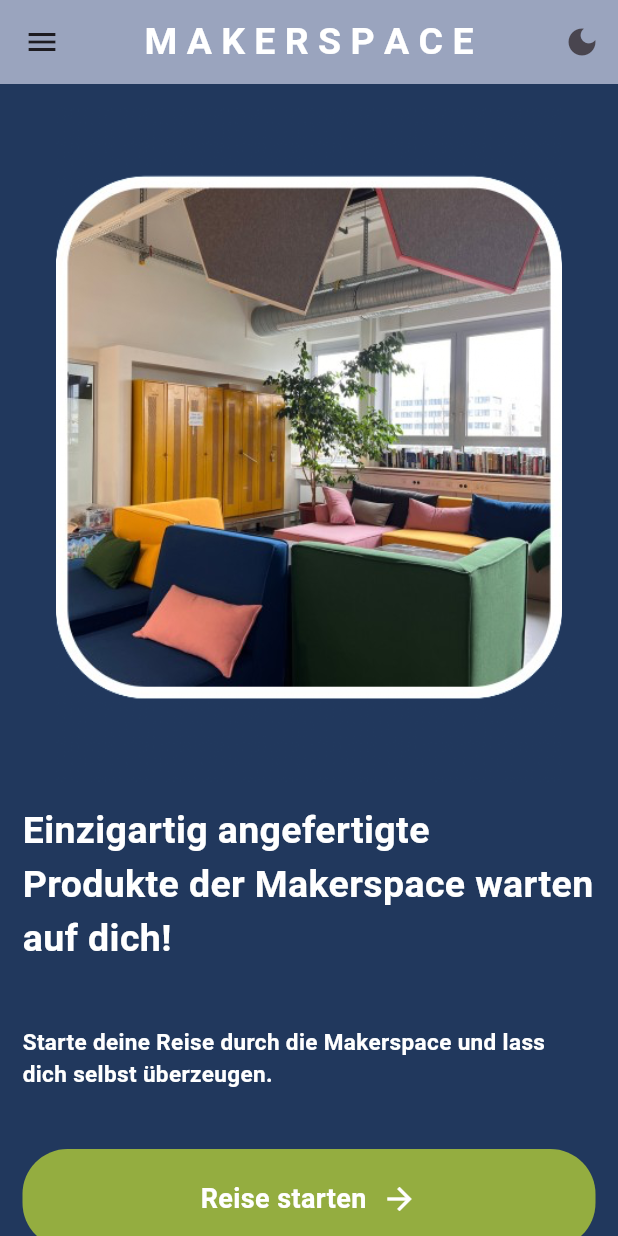
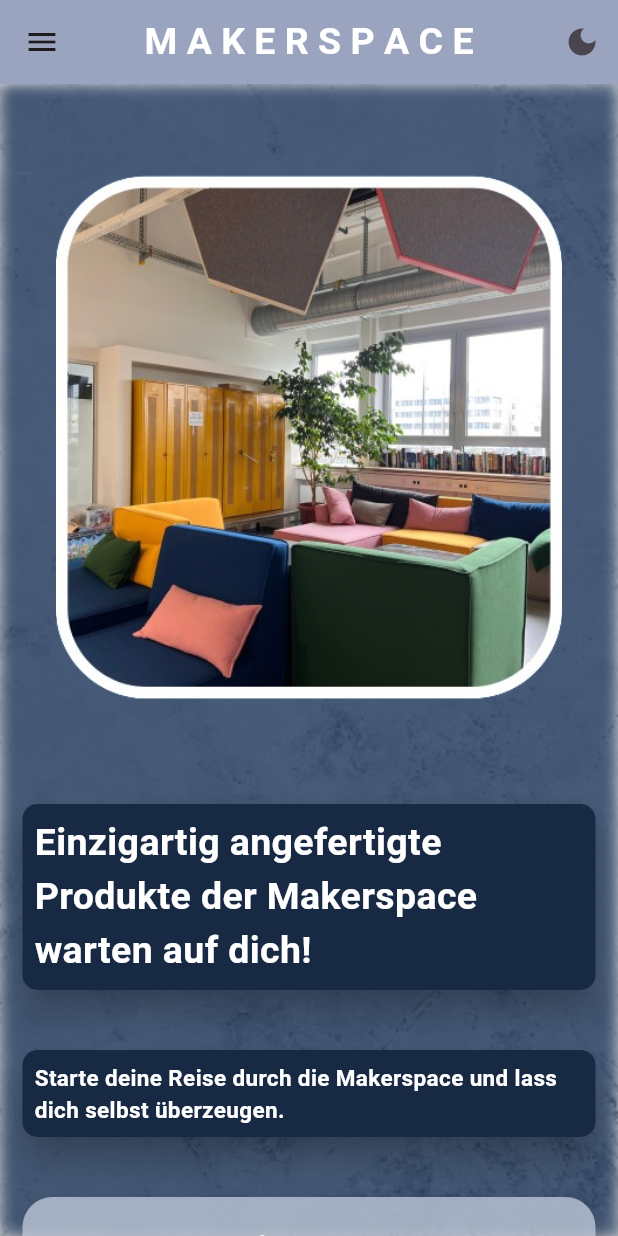
Before and after one commit to gamze1806/Rub_Face, a Flutter app: the screen it shows after launch, on a phone screen of 412 x 824 dp. Run offline on Flutter 3.47's test engine with Material 3 defaults, Android fonts, the phone set to English and light mode, and no system bars.

Commit message:
changed background from startPage and darkMode

```diff
--- a/lib/components/button.dart
+++ b/lib/components/button.dart
@@ -14,11 +14,29 @@ class MyButton extends StatelessWidget {
   Widget build(BuildContext context) {
     return GestureDetector(
       onTap: event,
-      child: Container(
+      child: Material(
+        elevation: 10.0,
+        borderRadius: BorderRadius.circular(20),
+        color: Color.fromARGB(207, 186, 197, 214),
+        child: Container(
+          padding: EdgeInsets.all(20),
+          child: Row(
+            mainAxisAlignment: MainAxisAlignment.center,
+            children: [
+              Text(
+                myText,
+                style: TextStyle(
+                  color: Colors.white,
+                  fontSize: 18,
+                  fontWeight: FontWeight.bold,
+                ),
+              ),
+              /*child: Container(
         padding: EdgeInsets.all(20),
         decoration: BoxDecoration(
-            color: Color.fromARGB(255, 148, 173, 64),
-            borderRadius: BorderRadius.circular(30)),
+            color: Color.fromARGB(207, 186, 197, 214),
+            borderRadius: BorderRadius.circular(20)),
+
         child: Row(
           mainAxisAlignment: MainAxisAlignment.center,
           children: [
@@ -36,6 +54,9 @@ class MyButton extends StatelessWidget {
               color: Colors.white,
             ),
           ],
+        ),*/
+            ],
+          ),
         ),
       ),
     );
--- a/lib/pages/start_page.dart
+++ b/lib/pages/start_page.dart
@@ -1,3 +1,6 @@
+import 'dart:math';
+import 'dart:ui';
+
 import 'package:flutter/material.dart';
 import 'package:rub_face/components/button.dart';
 
@@ -39,8 +42,26 @@ class _StartPageState extends State<StartPage> {
       ),
       backgroundColor:
           _isDarkMode ? Colors.black : Color.fromARGB(255, 33, 56, 93),
-      body: SafeArea(
-        child: Column(
+      body: Stack(
+        fit: StackFit.expand,
+        children: [
+          Transform.rotate(
+            angle: 45 * (pi / 1.5), // Rotationswinkel in Grad
+            child: Image.asset(
+              "lib/images/BG7.png", // Pfad zu deinem Hintergrundbild
+              fit: BoxFit.cover,
+            ),
+          ),
+          // Verblasenes Hintergrundbild
+          ImageFiltered(
+            imageFilter: ImageFilter.blur(sigmaX: 5.0, sigmaY: 5.0),
+            child: Container(
+              color: _isDarkMode
+                  ? Color.fromARGB(255, 0, 5, 14).withOpacity(0.8)
+                  : Color.fromARGB(255, 33, 56, 93).withOpacity(0.8),
+            ),
+          ),
+          Column(
             crossAxisAlignment: CrossAxisAlignment.start,
             children: [
               SizedBox(height: 15),
@@ -53,6 +74,14 @@ class _StartPageState extends State<StartPage> {
               SizedBox(height: 15),
               Padding(
                 padding: const EdgeInsets.symmetric(horizontal: 15.0),
+                child: Material(
+                  //decoration: BoxDecoration(
+                  elevation: 10,
+                  color: Color.fromARGB(255, 24, 41, 68),
+                  borderRadius: BorderRadius.circular(10),
+                  //),
+                  child: Padding(
+                    padding: const EdgeInsets.all(8.0),
                     child: Text(
                       "Einzigartig angefertigte Produkte der Makerspace warten auf dich!",
                       style: TextStyle(
@@ -62,15 +91,27 @@ class _StartPageState extends State<StartPage> {
                       ),
                     ),
                   ),
+                ),
+              ),
               SizedBox(height: 40),
               Padding(
                 padding: const EdgeInsets.symmetric(horizontal: 15.0),
+                child: Material(
+                  //decoration: BoxDecoration(
+                  elevation: 10,
+                  color: Color.fromARGB(255, 24, 41, 68),
+                  borderRadius: BorderRadius.circular(10),
+                  //),
+                  child: Padding(
+                    padding: const EdgeInsets.all(8.0),
                     child: Text(
                       "Starte deine Reise durch die Makerspace und lass dich selbst überzeugen.",
                       style: TextStyle(
                         fontSize: 15,
                         fontWeight: FontWeight.bold,
                         color: Colors.white,
+                      ),
+                    ),
                   ),
                 ),
               ),
@@ -84,6 +125,7 @@ class _StartPageState extends State<StartPage> {
               ),
             ],
           ),
+        ],
       ),
     );
   }
```
Also changed, not shown: lib/cart_page.dart (+38 -0 lines), lib/models/cart_model.dart (+4 -4 lines), lib/pages/event_pages/rooms.dart (+4 -6 lines), lib/pages/menu_page.dart (+25 -1 lines), lib/images/BG5.png (added), lib/images/BG6.png (added), lib/images/BG7.png (added), lib/images/BG8.png (added). Lines whose indentation alone changed are shown as unchanged.
